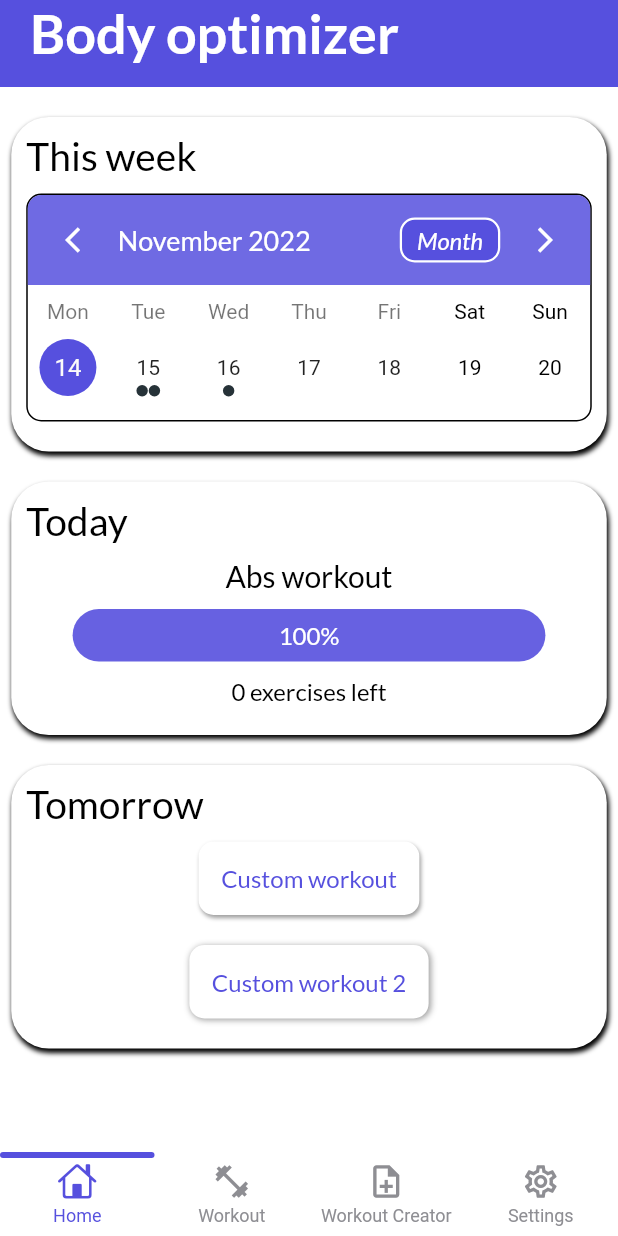
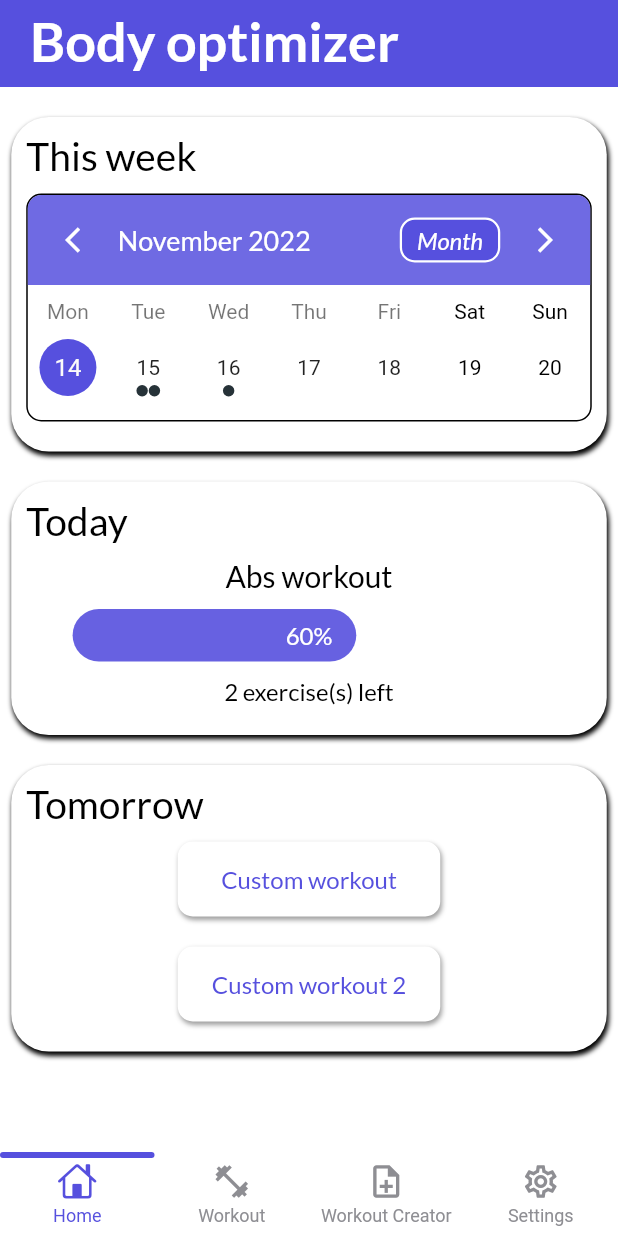
Before and after one commit to dolienn/body_optimizer, a Flutter app: the screen it shows after launch, on a phone screen of 412 x 824 dp. Run offline on Flutter 3.47's test engine with Material 2 defaults, Android fonts, the phone set to English and light mode, and no system bars; drawn by our look-alikes of getwidget, persistent_bottom_nav_bar, table_calendar; our stand-ins replace animated_splash_screen, google_fonts.

Commit message:
visual update

```diff
--- a/lib/screens/homepage.dart
+++ b/lib/screens/homepage.dart
@@ -18,7 +18,7 @@ class _MyHomePageState extends State<MyHomePage> {
       workoutToday2 = "Back workout",
       workoutTomorrow = "Custom workout",
       workoutTomorrow2 = "Custom workout 2";
-  int numOfExercises = 5, numOfExercisesLeft = 0;
+  int numOfExercises = 5, numOfExercisesLeft = 2;
 
   // TABLE CALENDAR //
   final titleController = TextEditingController(),
@@ -38,7 +38,6 @@ class _MyHomePageState extends State<MyHomePage> {
   // PROGRESS BAR //
   double currentProgress = 0.0, displayedProgress = 0.0;
 
-  // CALENDAR & PROGRESS BAR INITIALIZATION
   @override
   void initState() {
     super.initState();
@@ -62,7 +61,7 @@ class _MyHomePageState extends State<MyHomePage> {
           Container(
             margin: const EdgeInsets.only(bottom: 10),
             width: double.infinity,
-            padding: const EdgeInsets.only(bottom: 15, left: 20),
+            padding: const EdgeInsets.only(top: 5, bottom: 10, left: 20),
             decoration: BoxDecoration(
               color: PublicVariables().mainColor,
             ),
@@ -220,20 +219,12 @@ class _MyHomePageState extends State<MyHomePage> {
                             subtitle: Padding(
                               padding: const EdgeInsets.symmetric(
                                   horizontal: 5.0, vertical: 5.0),
-                              child: Row(
-                                mainAxisAlignment:
-                                    MainAxisAlignment.spaceBetween,
-                                children: [
-                                  Row(children: [
+                              child: Row(children: [
                                 Text(
                                   "${myEvents['eventDescp']}",
                                   style: PublicVariables().normalGreyText,
                                 ),
-                                    const Padding(
-                                        padding: EdgeInsets.only(right: 15)),
                               ]),
-                                ],
-                              ),
                             ),
                           ),
                         ),
@@ -296,7 +287,7 @@ class _MyHomePageState extends State<MyHomePage> {
                       Padding(
                         padding: PublicVariables().paddingAll,
                         child: Text(
-                          "$numOfExercisesLeft exercises left",
+                          "$numOfExercisesLeft exercise(s) left",
                           style: PublicVariables().normalText,
                         ),
                       ),
@@ -322,11 +313,11 @@ class _MyHomePageState extends State<MyHomePage> {
                     Row(children: [
                       Text("Tomorrow", style: PublicVariables().headerText),
                     ]),
-                    Column(
-                      crossAxisAlignment: CrossAxisAlignment.center,
-                      mainAxisAlignment: MainAxisAlignment.spaceEvenly,
-                      children: [
+                    Column(children: [
                       Container(
+                        width: 175,
+                        height: 50,
+                        alignment: Alignment.center,
                         margin: PublicVariables().marginSymmetricVertical,
                         padding: const EdgeInsets.all(15),
                         decoration: BoxDecoration(
@@ -335,7 +326,7 @@ class _MyHomePageState extends State<MyHomePage> {
                           boxShadow: const [
                             BoxShadow(
                                 color: Colors.grey,
-                                  blurRadius: 1.5,
+                                blurRadius: 2.5,
                                 offset: Offset(1, 2)),
                           ],
                         ),
@@ -345,6 +336,9 @@ class _MyHomePageState extends State<MyHomePage> {
                         ),
                       ),
                       Container(
+                        width: 175,
+                        height: 50,
+                        alignment: Alignment.center,
                         margin: PublicVariables().marginSymmetricVertical,
                         padding: const EdgeInsets.all(15),
                         decoration: BoxDecoration(
@@ -353,8 +347,8 @@ class _MyHomePageState extends State<MyHomePage> {
                           boxShadow: const [
                             BoxShadow(
                                 color: Colors.grey,
-                                  blurRadius: 3,
-                                  offset: Offset(1, 1)),
+                                blurRadius: 2.5,
+                                offset: Offset(1, 2)),
                           ],
                         ),
                         child: Text(
@@ -362,8 +356,7 @@ class _MyHomePageState extends State<MyHomePage> {
                           style: PublicVariables().normalMainColorText,
                         ),
                       ),
-                      ],
-                    ),
+                    ]),
                   ]),
                 ),
               ),
@@ -388,14 +381,14 @@ class _MyHomePageState extends State<MyHomePage> {
           "eventTitle": "Back Workout",
           "eventDescp": "Ipsum Ipsum",
           "eventTime": "22:50"
-        },
+        }
       ],
       "2022-11-16": [
         {
           "eventTitle": "Custom workout",
           "eventDescp": "Lorem ipsum",
           "eventTime": "12:15"
-        },
+        }
       ],
     };
   }
```
Lines whose indentation alone changed are shown as unchanged.
